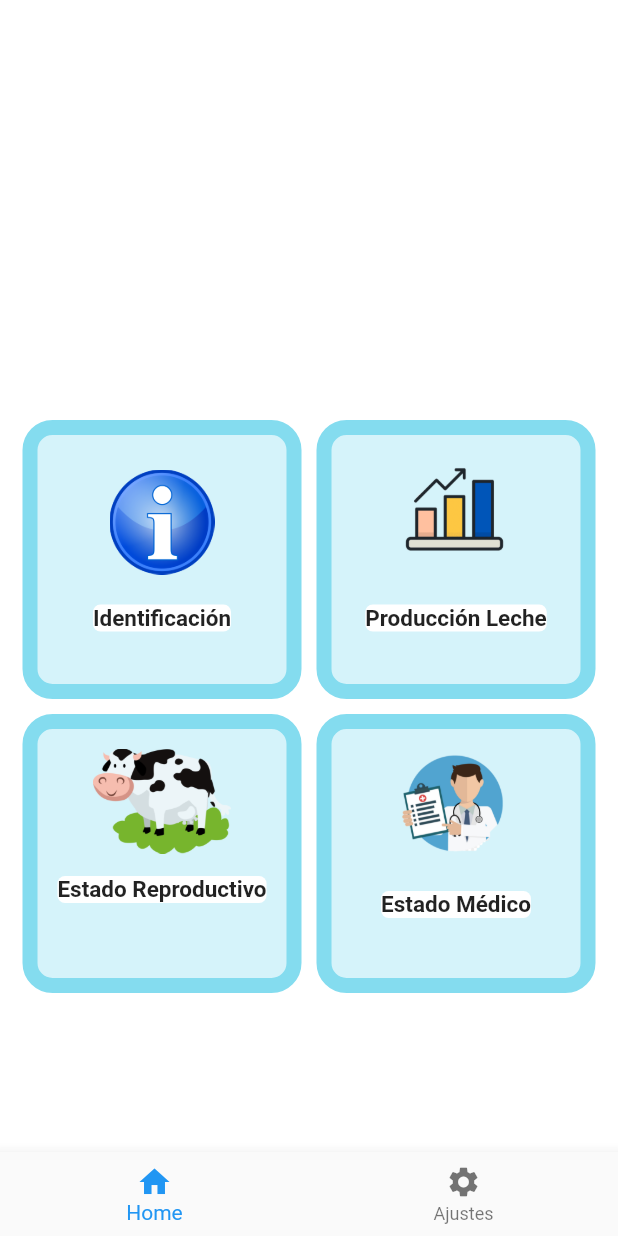
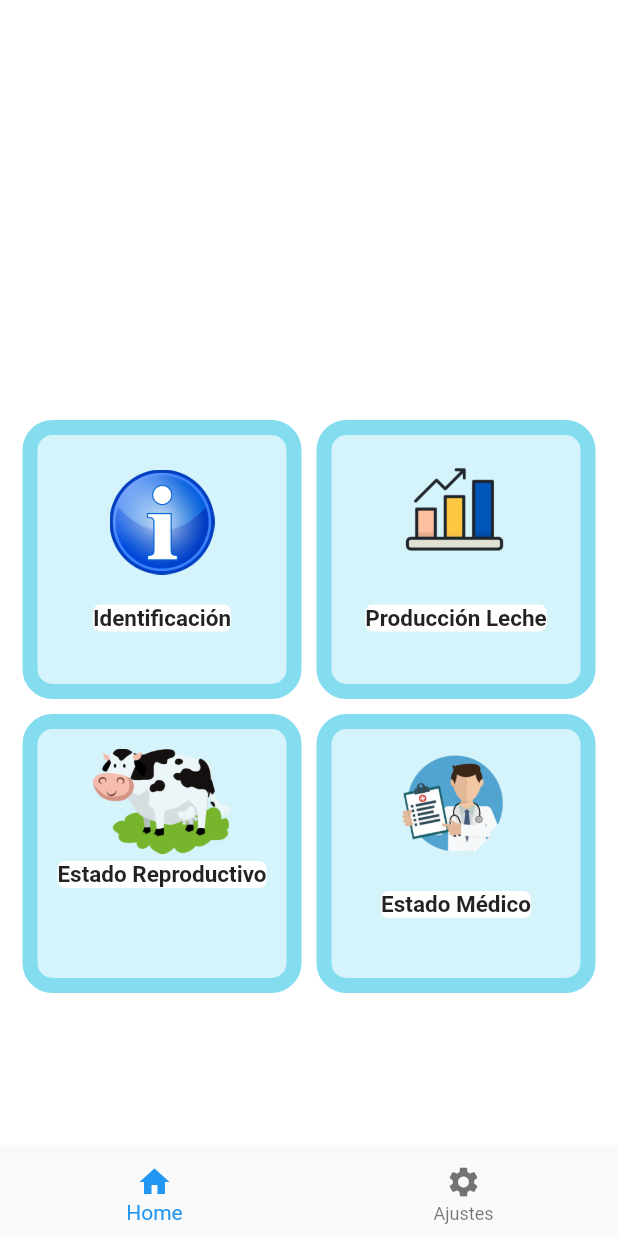
Before and after one commit to JeanCembranos/CowBook_APP, a Flutter app: the Home screen opened directly, on a phone screen of 412 x 824 dp. Run offline on Flutter 3.47's test engine with Material 2 defaults, Android fonts, the phone set to English and light mode, and no system bars; drawn by our look-alikes of carousel_pro; our stand-ins replace cached_network_image, carousel_slider, cloud_firestore, email_validator, firebase_auth, firebase_messaging and 6 more; missing offline and left inert: flutter_barcode_scanner; accounts and stored records are empty.

Commit message:
FinañChangestosend

```diff
--- a/lib/Screens/Home.dart
+++ b/lib/Screens/Home.dart
@@ -275,7 +275,7 @@ class _HomeState extends State<Home> {
                               ),
                             ),
                             Padding(
-                              padding: EdgeInsets.only(top: 15.0),
+                              padding: EdgeInsets.only(top: 5.0),
                               child: Container(
                                 decoration: BoxDecoration(
                                   borderRadius: BorderRadius.circular(5.0),
```
